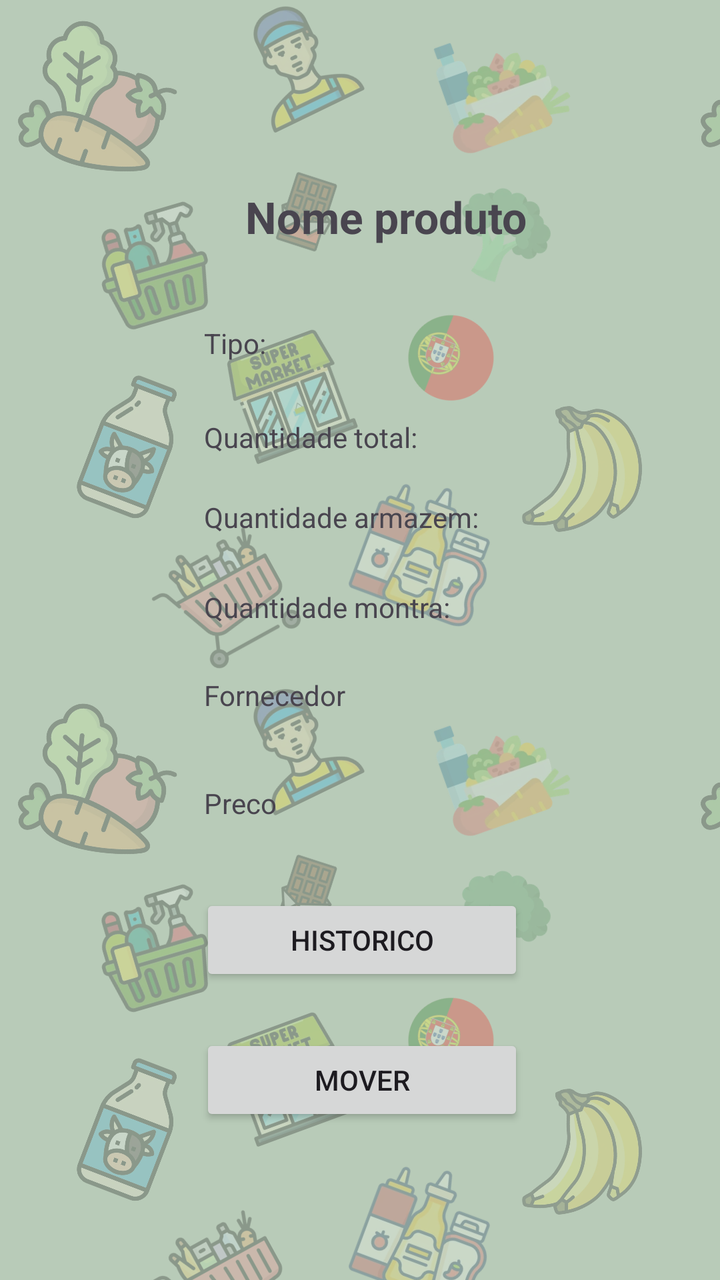
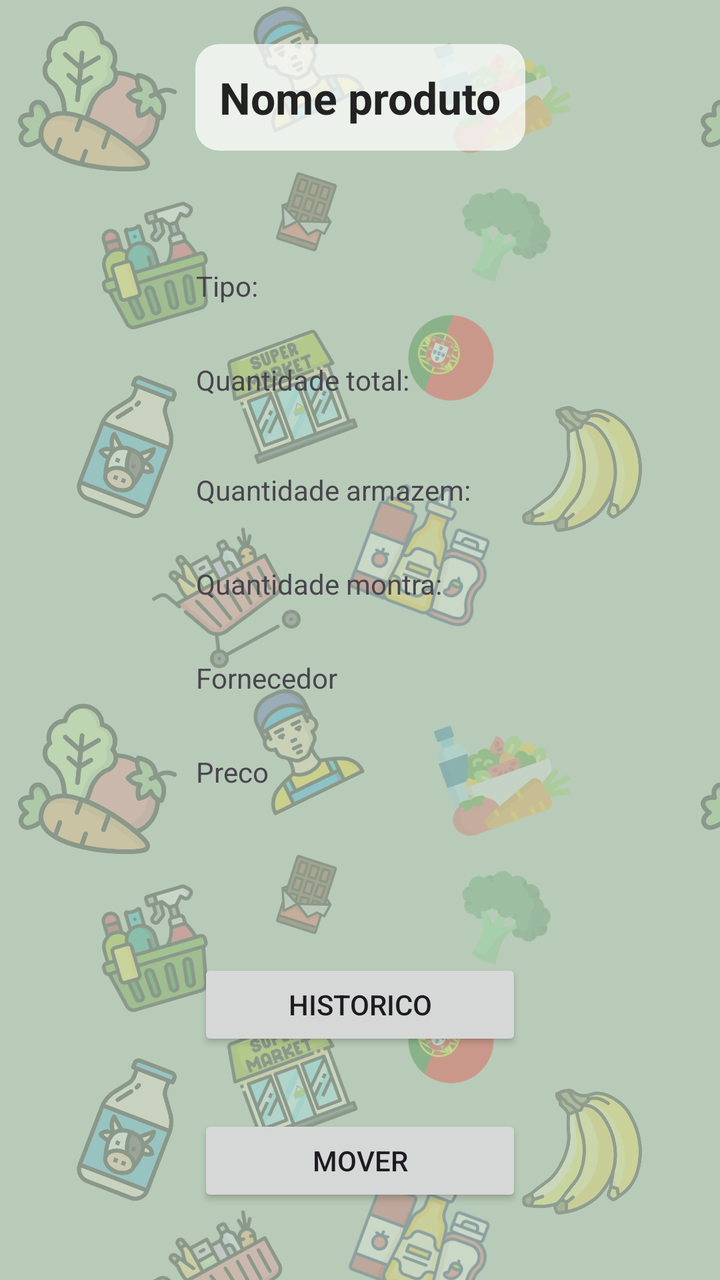

Two renders of the same Android screen: before a commit and after it. Below are the layout's source before the change and the commit's diff.
<!-- AndroidManifest.xml: application theme Theme.ProjectDroid_1220893_1241190 -->
<!-- res/layout/activity_acoes_produto.xml -->
<?xml version="1.0" encoding="utf-8"?>
<androidx.constraintlayout.widget.ConstraintLayout xmlns:android="http://schemas.android.com/apk/res/android"
    xmlns:app="http://schemas.android.com/apk/res-auto"
    xmlns:tools="http://schemas.android.com/tools"
    android:id="@+id/main"
    android:layout_width="match_parent"
    android:layout_height="match_parent"
    tools:context=".ui.AcoesProduto">

    <TextView
        android:id="@+id/quantidadeMontra"
        android:layout_width="164dp"
        android:layout_height="31dp"
        android:layout_marginStart="102dp"
        android:layout_marginTop="14dp"
        android:text="Quantidade montra:"
        app:layout_constraintStart_toStartOf="parent"
        app:layout_constraintTop_toBottomOf="@+id/quantiadeArmazem" />

    <TextView
        android:id="@+id/nomeProduto"
        android:layout_width="204dp"
        android:layout_height="41dp"
        android:layout_marginStart="91dp"
        android:layout_marginTop="88dp"
        android:gravity="center"
        android:textSize="22sp"
        android:textStyle="bold"
        android:text="Nome produto"
        app:layout_constraintStart_toStartOf="parent"
        app:layout_constraintTop_toTopOf="parent" />

    <TextView
        android:id="@+id/quantidadeTotal"
        android:layout_width="164dp"
        android:layout_height="31dp"
        android:layout_marginStart="102dp"
        android:layout_marginTop="16dp"
        android:text="Quantidade total:"
        app:layout_constraintStart_toStartOf="parent"
        app:layout_constraintTop_toBottomOf="@+id/tipoDoProduto" />

    <TextView
        android:id="@+id/tipoDoProduto"
        android:layout_width="164dp"
        android:layout_height="31dp"
        android:layout_marginStart="102dp"
        android:layout_marginTop="33dp"
        android:text="Tipo:"
        app:layout_constraintStart_toStartOf="parent"
        app:layout_constraintTop_toBottomOf="@+id/nomeProduto" />

    <TextView
        android:id="@+id/quantiadeArmazem"
        android:layout_width="164dp"
        android:layout_height="31dp"
        android:layout_marginStart="102dp"
        android:layout_marginTop="9dp"
        android:text="Quantidade armazem:"
        app:layout_constraintStart_toStartOf="parent"
        app:layout_constraintTop_toBottomOf="@+id/quantidadeTotal" />

    <TextView
        android:id="@+id/fornecedorProduto"
        android:layout_width="164dp"
        android:layout_height="31dp"
        android:layout_marginStart="102dp"
        android:layout_marginTop="13dp"
        android:text="Fornecedor"
        app:layout_constraintStart_toStartOf="parent"
        app:layout_constraintTop_toBottomOf="@+id/quantidadeMontra" />

    <TextView
        android:id="@+id/precoProduto"
        android:layout_width="164dp"
        android:layout_height="31dp"
        android:layout_marginStart="102dp"
        android:layout_marginTop="23dp"
        android:text="Preco"
        app:layout_constraintStart_toStartOf="parent"
        app:layout_constraintTop_toBottomOf="@+id/fornecedorProduto" />

    <Button
        android:id="@+id/goHistoricoProduto"
        android:layout_width="162dp"
        android:layout_height="46dp"
        android:layout_marginStart="100dp"
        android:layout_marginTop="24dp"
        android:text="Historico"
        app:layout_constraintStart_toStartOf="parent"
        app:layout_constraintTop_toBottomOf="@+id/precoProduto" />

    <Button
        android:id="@+id/goMoverProduto"
        android:layout_width="162dp"
        android:layout_height="46dp"
        android:layout_marginStart="100dp"
        android:layout_marginTop="24dp"
        android:text="Mover"
        app:layout_constraintStart_toStartOf="parent"
        app:layout_constraintTop_toBottomOf="@+id/goHistoricoProduto" />
</androidx.constraintlayout.widget.ConstraintLayout>
<!-- resources referenced by this layout -->
<resources>
  <style name="Theme.ProjectDroid_1220893_1241190" parent="Base.Theme.ProjectDroid_1220893_1241190" />
  <style name="Base.Theme.ProjectDroid_1220893_1241190" parent="Theme.Material3.DayNight.NoActionBar">
          
          <item name="android:windowBackground">@drawable/fundo_supermercado</item>
  
          
          <item name="colorPrimary">@color/verde_botao</item>
          <item name="colorOnPrimary">@color/white</item>
          <item name="colorPrimaryContainer">@color/verde_botao</item>
  
          
          <item name="editTextStyle">@style/fundoElementosLayout</item>
          <item name="spinnerStyle">@style/fundoElementosLayout</item>
  
  
  
      </style>
  <!-- drawable fundo_supermercado (drawable) -->
  <?xml version="1.0" encoding="utf-8"?>
  <bitmap xmlns:android="http://schemas.android.com/apk/res/android"
      android:src="@drawable/padrao_fundo"
      android:tileMode="repeat" />
  <color name="verde_botao">#3E6B48</color>
  <color name="white">#FFFFFFFF</color>
  <style name="fundoElementosLayout" parent="Widget.AppCompat.EditText">
          <item name="android:background">@drawable/fundo_edittext</item>
          <item name="android:padding">12dp</item>
          <item name="android:textColor">#222222</item>
          <item name="android:textColorHint">#6B6B6B</item>
      </style>
  <!-- drawable padrao_fundo: png bitmap (drawable-nodpi, 387805 bytes) -->
  <!-- drawable fundo_edittext (drawable) -->
  <?xml version="1.0" encoding="utf-8"?>
  <shape xmlns:android="http://schemas.android.com/apk/res/android"
      android:shape="rectangle">
      <solid android:color="#BCFFFFFF" />
      <corners android:radius="12dp" />
  </shape>
</resources>

<!-- the commit's change to res/layout/activity_acoes_produto.xml (unified diff, before → after) -->
@@ -11,22 +11,29 @@
         android:id="@+id/quantidadeMontra"
         android:layout_width="164dp"
         android:layout_height="31dp"
-        android:layout_marginStart="102dp"
-        android:layout_marginTop="14dp"
+        android:layout_marginStart="16dp"
+        android:layout_marginTop="8dp"
+        android:layout_marginEnd="16dp"
+        android:layout_marginBottom="8dp"
         android:text="Quantidade montra:"
+        app:layout_constraintBottom_toTopOf="@+id/fornecedorProduto"
+        app:layout_constraintEnd_toEndOf="parent"
         app:layout_constraintStart_toStartOf="parent"
         app:layout_constraintTop_toBottomOf="@+id/quantiadeArmazem" />
 
     <TextView
         android:id="@+id/nomeProduto"
-        android:layout_width="204dp"
-        android:layout_height="41dp"
-        android:layout_marginStart="91dp"
+        style="@style/fundoElementosLayout"
+        android:layout_width="wrap_content"
+        android:layout_height="wrap_content"
         android:layout_marginTop="88dp"
+        android:layout_marginBottom="25dp"
         android:gravity="center"
+        android:text="Nome produto"
         android:textSize="22sp"
         android:textStyle="bold"
-        android:text="Nome produto"
+        app:layout_constraintBottom_toTopOf="@+id/tipoDoProduto"
+        app:layout_constraintEnd_toEndOf="parent"
         app:layout_constraintStart_toStartOf="parent"
         app:layout_constraintTop_toTopOf="parent" />
 
@@ -34,9 +41,13 @@
         android:id="@+id/quantidadeTotal"
         android:layout_width="164dp"
         android:layout_height="31dp"
-        android:layout_marginStart="102dp"
-        android:layout_marginTop="16dp"
+        android:layout_marginStart="16dp"
+        android:layout_marginTop="8dp"
+        android:layout_marginEnd="16dp"
+        android:layout_marginBottom="16dp"
         android:text="Quantidade total:"
+        app:layout_constraintBottom_toTopOf="@+id/quantiadeArmazem"
+        app:layout_constraintEnd_toEndOf="parent"
         app:layout_constraintStart_toStartOf="parent"
         app:layout_constraintTop_toBottomOf="@+id/tipoDoProduto" />
 
@@ -44,9 +55,13 @@
         android:id="@+id/tipoDoProduto"
         android:layout_width="164dp"
         android:layout_height="31dp"
-        android:layout_marginStart="102dp"
+        android:layout_marginStart="16dp"
         android:layout_marginTop="33dp"
+        android:layout_marginEnd="16dp"
+        android:layout_marginBottom="8dp"
         android:text="Tipo:"
+        app:layout_constraintBottom_toTopOf="@+id/quantidadeTotal"
+        app:layout_constraintEnd_toEndOf="parent"
         app:layout_constraintStart_toStartOf="parent"
         app:layout_constraintTop_toBottomOf="@+id/nomeProduto" />
 
@@ -54,9 +69,13 @@
         android:id="@+id/quantiadeArmazem"
         android:layout_width="164dp"
         android:layout_height="31dp"
-        android:layout_marginStart="102dp"
-        android:layout_marginTop="9dp"
+        android:layout_marginStart="16dp"
+        android:layout_marginTop="8dp"
+        android:layout_marginEnd="16dp"
+        android:layout_marginBottom="8dp"
         android:text="Quantidade armazem:"
+        app:layout_constraintBottom_toTopOf="@+id/quantidadeMontra"
+        app:layout_constraintEnd_toEndOf="parent"
         app:layout_constraintStart_toStartOf="parent"
         app:layout_constraintTop_toBottomOf="@+id/quantidadeTotal" />
 
@@ -64,9 +83,13 @@
         android:id="@+id/fornecedorProduto"
         android:layout_width="164dp"
         android:layout_height="31dp"
-        android:layout_marginStart="102dp"
-        android:layout_marginTop="13dp"
+        android:layout_marginStart="16dp"
+        android:layout_marginTop="8dp"
+        android:layout_marginEnd="16dp"
+        android:layout_marginBottom="8dp"
         android:text="Fornecedor"
+        app:layout_constraintBottom_toTopOf="@+id/precoProduto"
+        app:layout_constraintEnd_toEndOf="parent"
         app:layout_constraintStart_toStartOf="parent"
         app:layout_constraintTop_toBottomOf="@+id/quantidadeMontra" />
 
@@ -74,9 +97,13 @@
         android:id="@+id/precoProduto"
         android:layout_width="164dp"
         android:layout_height="31dp"
-        android:layout_marginStart="102dp"
-        android:layout_marginTop="23dp"
+        android:layout_marginStart="16dp"
+        android:layout_marginTop="8dp"
+        android:layout_marginEnd="16dp"
+        android:layout_marginBottom="8dp"
         android:text="Preco"
+        app:layout_constraintBottom_toTopOf="@+id/goHistoricoProduto"
+        app:layout_constraintEnd_toEndOf="parent"
         app:layout_constraintStart_toStartOf="parent"
         app:layout_constraintTop_toBottomOf="@+id/fornecedorProduto" />
 
@@ -84,9 +111,13 @@
         android:id="@+id/goHistoricoProduto"
         android:layout_width="162dp"
         android:layout_height="46dp"
-        android:layout_marginStart="100dp"
-        android:layout_marginTop="24dp"
+        android:layout_marginStart="16dp"
+        android:layout_marginTop="64dp"
+        android:layout_marginEnd="16dp"
+        android:layout_marginBottom="16dp"
         android:text="Historico"
+        app:layout_constraintBottom_toTopOf="@+id/goMoverProduto"
+        app:layout_constraintEnd_toEndOf="parent"
         app:layout_constraintStart_toStartOf="parent"
         app:layout_constraintTop_toBottomOf="@+id/precoProduto" />
 
@@ -94,9 +125,13 @@
         android:id="@+id/goMoverProduto"
         android:layout_width="162dp"
         android:layout_height="46dp"
-        android:layout_marginStart="100dp"
-        android:layout_marginTop="24dp"
+        android:layout_marginStart="16dp"
+        android:layout_marginTop="16dp"
+        android:layout_marginEnd="16dp"
+        android:layout_marginBottom="103dp"
         android:text="Mover"
+        app:layout_constraintBottom_toBottomOf="parent"
+        app:layout_constraintEnd_toEndOf="parent"
         app:layout_constraintStart_toStartOf="parent"
         app:layout_constraintTop_toBottomOf="@+id/goHistoricoProduto" />
 </androidx.constraintlayout.widget.ConstraintLayout>
